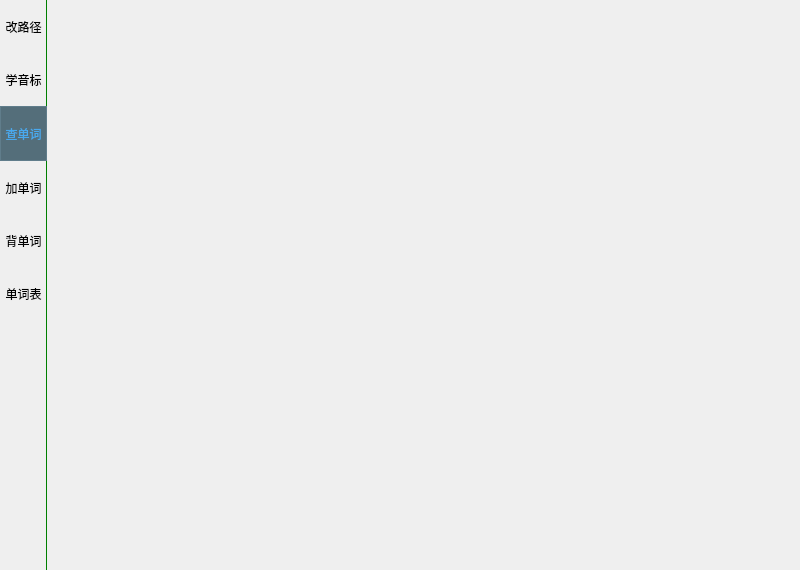
Before: the Qt Designer form mainwindow.ui in 2669397516/MyWordBook, drawn with Qt 5.
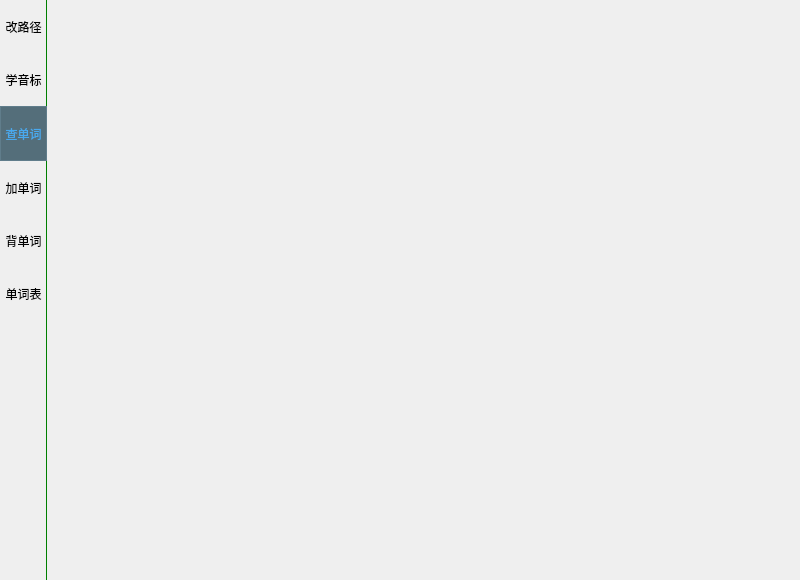
After: the same form once the commit is applied.

What changed in the file:
```diff
--- a/mainwindow.ui
+++ b/mainwindow.ui
@@ -7,7 +7,7 @@
     <x>0</x>
     <y>0</y>
     <width>800</width>
-    <height>570</height>
+    <height>580</height>
    </rect>
   </property>
   <property name="windowTitle">
```
